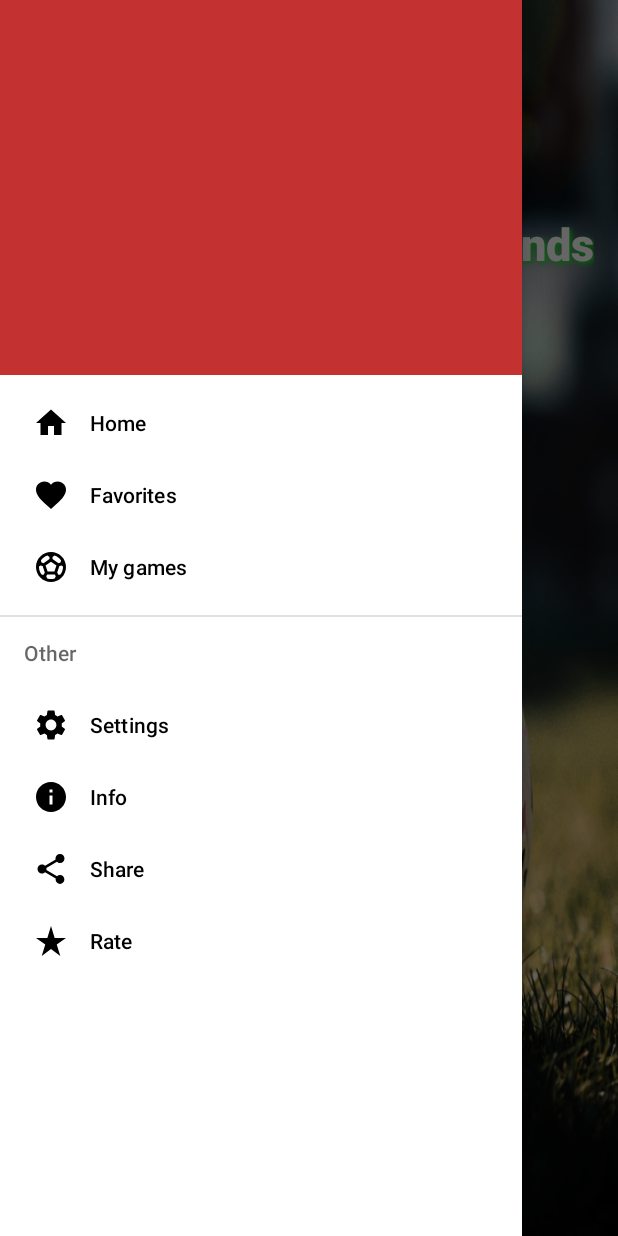
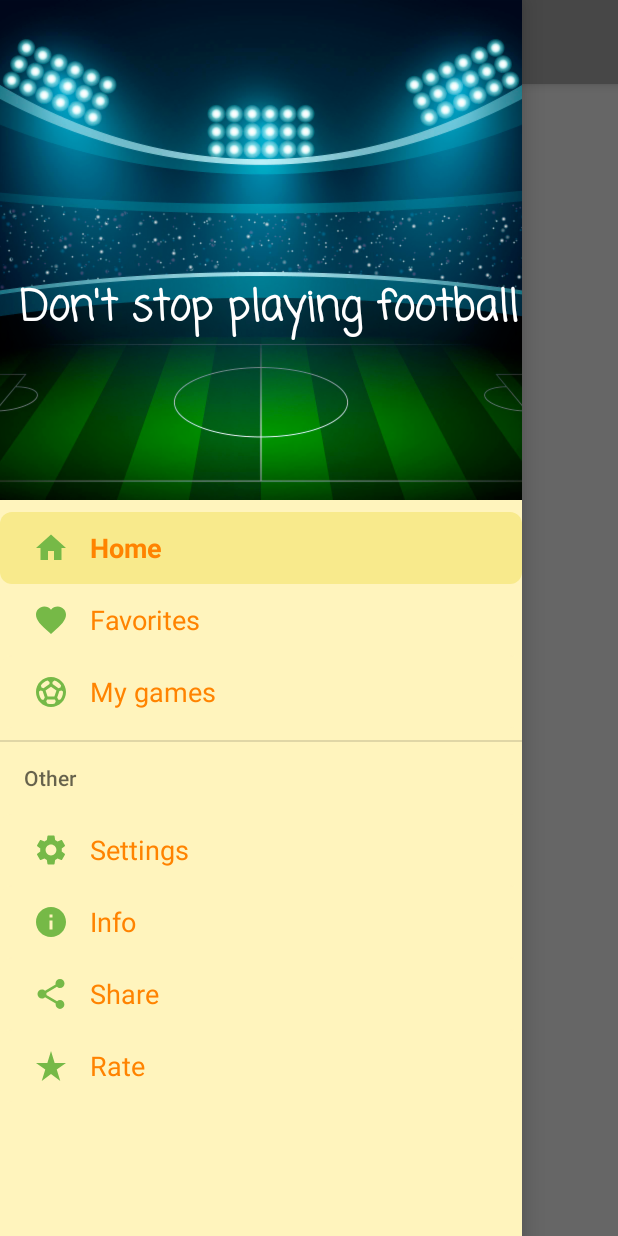
Before and after one commit to Ali070/7agz-kora-app, an Android app: the screen it shows after launch (MainActivity), with the side drawer open, on a phone screen of 412 x 824 dp. Run offline under Robolectric (Android 15) with nearby library versions, the phone set to English and light mode, and no system bars; our stand-ins replace navigation-ui.

```diff
--- a/app/src/main/java/com/alisamir/a7agzkora/SplashFragment.kt
+++ /dev/null
@@ -1,83 +0,0 @@
-package com.alisamir.a7agzkora
-
-import android.os.Bundle
-import android.os.Handler
-import androidx.fragment.app.Fragment
-import android.view.LayoutInflater
-import android.view.View
-import android.view.ViewGroup
-import android.view.animation.Animation
-import android.view.animation.AnimationUtils
-import androidx.appcompat.app.AppCompatActivity
-import androidx.drawerlayout.widget.DrawerLayout
-import androidx.navigation.Navigation
-import androidx.navigation.fragment.findNavController
-import com.alisamir.a7agzkora.databinding.FragmentSplashBinding
-
-
-class SplashFragment : Fragment() {
-
-    lateinit var binding:FragmentSplashBinding
-    override fun onCreate(savedInstanceState: Bundle?) {
-        super.onCreate(savedInstanceState)
-
-    }
-
-    override fun onCreateView(
-        inflater: LayoutInflater, container: ViewGroup?,
-        savedInstanceState: Bundle?
-    ): View? {
-        // Inflate the layout for this fragment
-        binding = FragmentSplashBinding.inflate(inflater,container,false)
-        return binding.root
-    }
-
-    override fun onViewCreated(view: View, savedInstanceState: Bundle?) {
-        super.onViewCreated(view, savedInstanceState)
-
-        val firstAnim = AnimationUtils.loadAnimation(context,R.anim.splash_back)
-        val secondAnim = AnimationUtils.loadAnimation(context,R.anim.splash_text)
-        binding.messageTV.startAnimation(secondAnim)
-        binding.messgae2TV.startAnimation(secondAnim)
-        secondAnim.setAnimationListener(object:Animation.AnimationListener{
-            override fun onAnimationStart(p0: Animation?) {
-
-            }
-
-            override fun onAnimationEnd(p0: Animation?) {
-                binding.splashLayout.startAnimation(firstAnim)
-            }
-
-            override fun onAnimationRepeat(p0: Animation?) {
-
-            }
-
-        })
-        firstAnim.setAnimationListener(object :Animation.AnimationListener{
-            override fun onAnimationStart(p0: Animation?) {
-            }
-
-            override fun onAnimationEnd(p0: Animation?) {
-                findNavController().navigate(R.id.action_splashFragment_to_homeFragment)
-            }
-
-            override fun onAnimationRepeat(p0: Animation?) {
-            }
-
-        })
-    }
-
-    override fun onResume() {
-        super.onResume()
-        (activity as AppCompatActivity?)!!.supportActionBar?.hide()
-        (activity as MainActivity).enableDrawer(DrawerLayout.LOCK_MODE_LOCKED_CLOSED)
-    }
-
-    override fun onStop() {
-        super.onStop()
-        (activity as AppCompatActivity?)!!.supportActionBar?.show()
-        (activity as MainActivity).enableDrawer(DrawerLayout.LOCK_MODE_LOCKED_CLOSED)
-    }
-
-
-}
--- /dev/null
+++ b/app/src/main/java/com/alisamir/a7agzkora/SplashScreen.kt
@@ -0,0 +1,43 @@
+package com.alisamir.a7agzkora
+
+import android.content.Intent
+import androidx.appcompat.app.AppCompatActivity
+import android.os.Bundle
+import android.os.Handler
+import android.view.animation.Animation
+import android.view.animation.AnimationUtils
+import androidx.navigation.fragment.findNavController
+import com.alisamir.a7agzkora.databinding.ActivitySplashScreenBinding
+
+class SplashScreen : AppCompatActivity() {
+    lateinit var binding:ActivitySplashScreenBinding
+    override fun onCreate(savedInstanceState: Bundle?) {
+        super.onCreate(savedInstanceState)
+        binding = ActivitySplashScreenBinding.inflate(layoutInflater)
+        setContentView(binding.root)
+        val firstAnim = AnimationUtils.loadAnimation(this,R.anim.splash_back)
+        val secondAnim = AnimationUtils.loadAnimation(this,R.anim.splash_text)
+        binding.messageTV.startAnimation(secondAnim)
+        binding.messgae2TV.startAnimation(secondAnim)
+        secondAnim.setAnimationListener(object: Animation.AnimationListener{
+            override fun onAnimationStart(p0: Animation?) {
+
+            }
+
+            override fun onAnimationEnd(p0: Animation?) {
+                binding.splashLayout.startAnimation(firstAnim)
+            }
+
+            override fun onAnimationRepeat(p0: Animation?) {
+
+            }
+
+        })
+
+                Handler().postDelayed({
+                    startActivity(Intent(this@SplashScreen,MainActivity::class.java))
+                    finish()
+                },3000)
+
+    }
+}
--- a/app/src/main/res/anim/splash_back.xml
+++ b/app/src/main/res/anim/splash_back.xml
@@ -2,8 +2,8 @@
 <set xmlns:android="http://schemas.android.com/apk/res/android" android:duration="2000">
     <scale android:fromYScale="1"
         android:fromXScale="1"
-        android:toXScale="1.5"
-        android:toYScale="1.5"
+        android:toXScale="1.2"
+        android:toYScale="1.2"
         android:pivotY="50%"
         android:pivotX="50%"/>
 </set>
--- /dev/null
+++ b/app/src/main/res/drawable/item_back.xml
@@ -0,0 +1,15 @@
+<?xml version="1.0" encoding="utf-8"?>
+<selector xmlns:android="http://schemas.android.com/apk/res/android">
+    <item android:state_checked="true">
+        <shape android:shape="rectangle">
+            <corners android:radius="8dp"/>
+            <solid android:color="@color/item_back"/>
+        </shape>
+    </item>
+    <item>
+        <shape android:shape="rectangle">
+            <corners android:radius="8dp"/>
+            <solid android:color="@color/nav_back_color"/>
+        </shape>
+    </item>
+</selector>
--- a/app/src/main/res/layout/activity_main.xml
+++ b/app/src/main/res/layout/activity_main.xml
@@ -6,23 +6,28 @@
     android:layout_height="match_parent"
     android:id="@+id/drawerLayout"
     android:fitsSystemWindows="true"
-    tools:openDrawer="start"
     tools:context=".MainActivity">
 
     <LinearLayout
         android:layout_width="match_parent"
         android:layout_height="match_parent"
         android:orientation="vertical">
+
         <androidx.appcompat.widget.Toolbar
             android:id="@+id/toolBar"
+            style="@style/ThemeOverlay.AppCompat.Dark.ActionBar"
             android:layout_width="match_parent"
             android:layout_height="?actionBarSize"
-            android:background="?attr/colorPrimary"
+            android:background="@color/toolbar"
+            android:elevation="4dp"
             android:minHeight="?attr/actionBarSize"
+            android:textAlignment="center"
             android:theme="?attr/actionBarTheme"
-            android:elevation="4dp"
-            style="@style/ThemeOverlay.AppCompat.Dark.ActionBar"
-            app:popupTheme="@style/ThemeOverlay.AppCompat.Light"/>
+            app:popupTheme="@style/ThemeOverlay.AppCompat.Light"
+            app:titleTextAppearance="@style/TextAppearance.AppCompat.Large"
+            app:titleTextColor="@color/black">
+
+        </androidx.appcompat.widget.Toolbar>
         <fragment
             android:id="@+id/fragmentContainerView"
             android:name="androidx.navigation.fragment.NavHostFragment"
@@ -31,13 +36,19 @@
             app:defaultNavHost="true"
             app:navGraph="@navigation/nav_graph" />
     </LinearLayout>
+
     <com.google.android.material.navigation.NavigationView
+        android:id="@+id/drawer"
         android:layout_width="match_parent"
         android:layout_height="match_parent"
-        android:id="@+id/drawer"
+        android:layout_gravity="start"
+        android:background="@color/nav_back_color"
         android:fitsSystemWindows="true"
-        android:layout_gravity="start"
-        app:menu="@menu/nav_menu"
-        app:headerLayout="@layout/header"/>
+        app:headerLayout="@layout/header"
+        app:itemBackground="@drawable/item_back"
+        app:itemIconTint="@color/icon_color"
+        app:itemTextAppearance="@style/TextAppearance.AppCompat.Medium"
+        app:itemTextColor="@color/item_text_color"
+        app:menu="@menu/nav_menu" />
 
 </androidx.drawerlayout.widget.DrawerLayout>
--- a/app/src/main/res/layout/fragment_splash.xml
+++ b/app/src/main/res/layout/activity_splash_screen.xml
@@ -6,45 +6,47 @@
     android:layout_width="match_parent"
     android:layout_height="match_parent"
     android:background="@drawable/splashfootball"
-    tools:context=".SplashFragment">
+    tools:context=".SplashScreen">
 
-    <!-- TODO: Update blank fragment layout -->
     <TextView
         android:id="@+id/messageTV"
-        android:layout_width="wrap_content"
+        android:layout_width="0dp"
         android:layout_height="wrap_content"
-        android:layout_marginStart="16dp"
+        android:layout_marginStart="5dp"
         android:layout_marginTop="142dp"
         android:fontFamily="sans-serif-medium"
         android:shadowColor="@color/shadow"
         android:shadowDx="2"
         android:shadowDy="2"
         android:shadowRadius="4"
-        android:text="Play football"
+        android:text="@string/play_football"
         android:textAppearance="@style/TextAppearance.AppCompat.Large"
         android:textColor="@color/white"
         android:textSize="30sp"
         android:textStyle="bold"
+        app:layout_constraintEnd_toStartOf="@+id/messgae2TV"
         app:layout_constraintStart_toStartOf="parent"
         app:layout_constraintTop_toTopOf="parent" />
 
     <TextView
         android:id="@+id/messgae2TV"
-        android:layout_width="wrap_content"
+        android:layout_width="0dp"
         android:layout_height="wrap_content"
+        android:layout_marginStart="10dp"
         android:layout_marginTop="142dp"
-        android:layout_marginEnd="16dp"
+        android:layout_marginEnd="5dp"
         android:fontFamily="sans-serif-medium"
         android:shadowColor="@color/shadow"
         android:shadowDx="2"
         android:shadowDy="2"
         android:shadowRadius="4"
-        android:text="Make friends"
+        android:text="@string/make_friends"
         android:textAppearance="@style/TextAppearance.AppCompat.Large"
         android:textColor="@color/white"
         android:textSize="30sp"
         android:textStyle="bold"
         app:layout_constraintEnd_toEndOf="parent"
+        app:layout_constraintStart_toEndOf="@+id/messageTV"
         app:layout_constraintTop_toTopOf="parent" />
 
 </androidx.constraintlayout.widget.ConstraintLayout>
--- a/app/src/main/res/layout/fragment_home.xml
+++ b/app/src/main/res/layout/fragment_home.xml
@@ -1,14 +1,21 @@
 <?xml version="1.0" encoding="utf-8"?>
-<FrameLayout xmlns:android="http://schemas.android.com/apk/res/android"
+<androidx.constraintlayout.widget.ConstraintLayout xmlns:android="http://schemas.android.com/apk/res/android"
+    xmlns:app="http://schemas.android.com/apk/res-auto"
     xmlns:tools="http://schemas.android.com/tools"
+    android:id="@+id/frameLayout"
     android:layout_width="match_parent"
     android:layout_height="match_parent"
     tools:context=".HomeFragment">
 
     <!-- TODO: Update blank fragment layout -->
     <TextView
-        android:layout_width="match_parent"
-        android:layout_height="match_parent"
-        android:text="@string/hello_blank_fragment" />
+        android:id="@+id/textView"
+        android:layout_width="wrap_content"
+        android:layout_height="wrap_content"
+        android:text="@string/hello_blank_fragment"
+        app:layout_constraintBottom_toBottomOf="parent"
+        app:layout_constraintEnd_toEndOf="parent"
+        app:layout_constraintStart_toStartOf="parent"
+        app:layout_constraintTop_toTopOf="parent" />
 
-</FrameLayout>
+</androidx.constraintlayout.widget.ConstraintLayout>
--- a/app/src/main/res/layout/header.xml
+++ b/app/src/main/res/layout/header.xml
@@ -1,7 +1,37 @@
 <?xml version="1.0" encoding="utf-8"?>
 <androidx.constraintlayout.widget.ConstraintLayout xmlns:android="http://schemas.android.com/apk/res/android"
+    xmlns:app="http://schemas.android.com/apk/res-auto"
+    xmlns:tools="http://schemas.android.com/tools"
     android:layout_width="match_parent"
-    android:layout_height="250dp"
-    android:background="#C33131">
+    android:layout_height="wrap_content">
 
+    <ImageView
+        android:id="@+id/imageView"
+        android:layout_width="wrap_content"
+        android:layout_height="wrap_content"
+        android:scaleType="centerCrop"
+        app:layout_constraintBottom_toBottomOf="parent"
+        app:layout_constraintEnd_toEndOf="parent"
+        app:layout_constraintStart_toStartOf="parent"
+        app:layout_constraintTop_toTopOf="parent"
+        app:srcCompat="@drawable/header" />
+
+    <TextView
+        android:id="@+id/textView2"
+        android:layout_width="wrap_content"
+        android:layout_height="wrap_content"
+        android:layout_marginStart="20dp"
+        android:layout_marginEnd="10dp"
+        android:fontFamily="casual"
+        android:text="Don't stop playing football"
+        android:textAppearance="@style/TextAppearance.AppCompat.Large"
+        android:textColor="@color/white"
+        android:textSize="28sp"
+        android:textStyle="bold"
+        app:layout_constraintBottom_toBottomOf="parent"
+        app:layout_constraintEnd_toEndOf="parent"
+        app:layout_constraintHorizontal_bias="0.493"
+        app:layout_constraintStart_toStartOf="parent"
+        app:layout_constraintTop_toTopOf="parent"
+        app:layout_constraintVertical_bias="0.634" />
 </androidx.constraintlayout.widget.ConstraintLayout>
--- a/app/src/main/res/navigation/nav_graph.xml
+++ b/app/src/main/res/navigation/nav_graph.xml
@@ -3,22 +3,13 @@
     xmlns:app="http://schemas.android.com/apk/res-auto"
     xmlns:tools="http://schemas.android.com/tools"
     android:id="@+id/nav_graph"
-    app:startDestination="@id/splashFragment">
+    app:startDestination="@id/homeFragment">
 
-    <fragment
-        android:id="@+id/splashFragment"
-        android:name="com.alisamir.a7agzkora.SplashFragment"
-        android:label="fragment_splash"
-        tools:layout="@layout/fragment_splash" >
-        <action
-            android:id="@+id/action_splashFragment_to_homeFragment"
-            app:destination="@id/homeFragment" />
-    </fragment>
     <fragment
         android:id="@+id/homeFragment"
         android:name="com.alisamir.a7agzkora.HomeFragment"
-        android:label="fragment_home"
-        tools:layout="@layout/fragment_home" >
+        android:label="Home"
+        tools:layout="@layout/fragment_home">
         <action
             android:id="@+id/action_homeFragment_to_gamesFragment"
             app:destination="@id/gamesFragment" />
@@ -29,11 +20,11 @@
     <fragment
         android:id="@+id/favoritesFragment"
         android:name="com.alisamir.a7agzkora.FavoritesFragment"
-        android:label="fragment_favorites"
+        android:label="Favorites"
         tools:layout="@layout/fragment_favorites" />
     <fragment
         android:id="@+id/gamesFragment"
         android:name="com.alisamir.a7agzkora.GamesFragment"
-        android:label="fragment_games"
+        android:label="My Games"
         tools:layout="@layout/fragment_games" />
 </navigation>
--- a/app/src/main/res/values/colors.xml
+++ b/app/src/main/res/values/colors.xml
@@ -8,4 +8,9 @@
     <color name="black">#FF000000</color>
     <color name="white">#FFFFFFFF</color>
     <color name="shadow">#13ED1D</color>
+    <color name="nav_back_color">#FFF4BD</color>
+    <color name="item_back">#F8EA8C</color>
+    <color name="icon_color">#76B947</color>
+    <color name="item_text_color">#FF8300</color>
+    <color name="toolbar">#B1B1B1</color>
 </resources>
--- a/app/src/main/res/values/strings.xml
+++ b/app/src/main/res/values/strings.xml
@@ -10,4 +10,6 @@
     <string name="info">Info</string>
     <string name="share">Share</string>
     <string name="rate">Rate</string>
+    <string name="make_friends">Make friends</string>
+    <string name="play_football">Play football</string>
 </resources>
--- a/app/src/main/res/values/themes.xml
+++ b/app/src/main/res/values/themes.xml
@@ -10,11 +10,14 @@
         <item name="colorSecondaryVariant">@color/teal_700</item>
         <item name="colorOnSecondary">@color/black</item>
         <!-- Status bar color. -->
-        <item name="android:statusBarColor" tools:targetApi="l">?attr/colorPrimaryVariant</item>
+        <item name="android:statusBarColor" tools:targetApi="l">@color/nav_back_color</item>
         <!-- Customize your theme here. -->
     </style>
     <style name="Theme.NoBar" parent="Theme.7agzKora">
         <item name="windowActionBar">false</item>
         <item name="windowNoTitle">true</item>
     </style>
+    <style name="Theme.toolbar" parent="@style/ThemeOverlay.AppCompat.Dark.ActionBar">
+        <item name="android:fontFamily">casual</item>
+    </style>
 </resources>
```
Also changed, not shown: app/src/main/AndroidManifest.xml (+6 -1 lines), app/src/main/res/drawable-hdpi/header.png (added), app/src/main/res/drawable-mdpi/header.png (added), app/src/main/res/drawable-xhdpi/header.png (added), app/src/main/res/drawable-xxhdpi/header.png (added), 1 other file.
